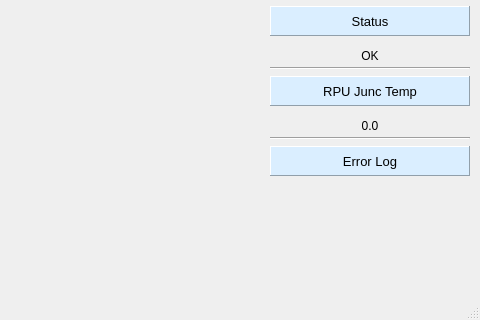
Before: the Qt Designer form mainwindow.ui in hutaramari/AGVRD_Monitor, drawn with Qt 5; both pictures show x 530 to 1010 and y 260 to 580 of the 1010 by 580 pixel window.
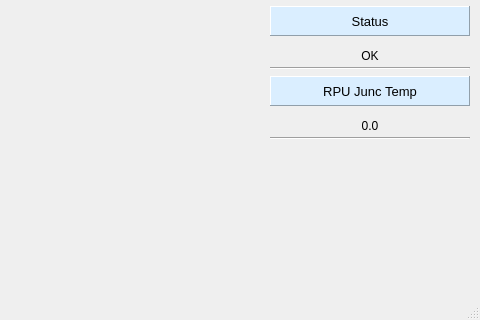
After: the same form once the commit is applied. Icons and pictures are not drawn. Custom widgets are drawn as their Qt base class.

Diff of the .ui file:
```diff
--- a/mainwindow.ui
+++ b/mainwindow.ui
@@ -18,8 +18,8 @@
   </property>
   <property name="maximumSize">
    <size>
-    <width>1010</width>
-    <height>580</height>
+    <width>16777215</width>
+    <height>16777215</height>
    </size>
   </property>
   <property name="mouseTracking">
@@ -208,36 +208,6 @@
      <set>Qt::AlignCenter</set>
     </property>
    </widget>
-   <widget class="QLabel" name="label_2">
-    <property name="geometry">
-     <rect>
-      <x>800</x>
-      <y>370</y>
-      <width>200</width>
-      <height>30</height>
-     </rect>
-    </property>
-    <property name="font">
-     <font>
-      <pointsize>10</pointsize>
-     </font>
-    </property>
-    <property name="styleSheet">
-     <string notr="true">background-color: rgb(218, 238, 255);</string>
-    </property>
-    <property name="frameShape">
-     <enum>QFrame::Panel</enum>
-    </property>
-    <property name="frameShadow">
-     <enum>QFrame::Raised</enum>
-    </property>
-    <property name="text">
-     <string>Error Log</string>
-    </property>
-    <property name="alignment">
-     <set>Qt::AlignCenter</set>
-    </property>
-   </widget>
    <widget class="QLabel" name="ntcLabel">
     <property name="geometry">
      <rect>
```
Left out of the diff: 11 changed lines with no effect on the pictures.
